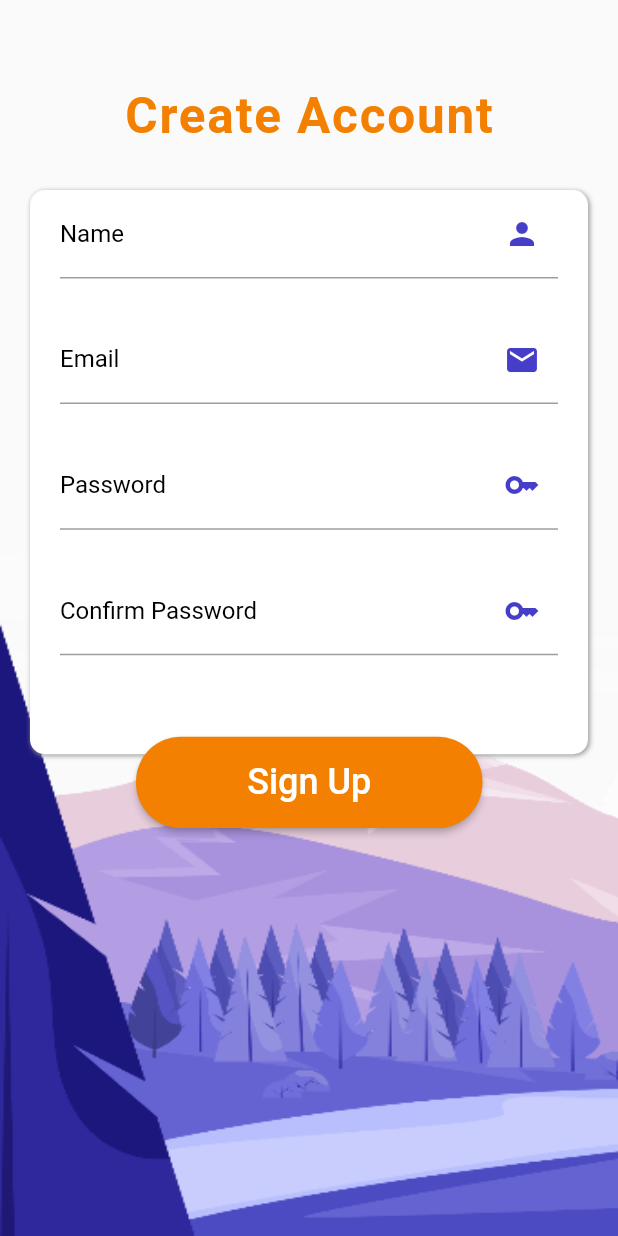
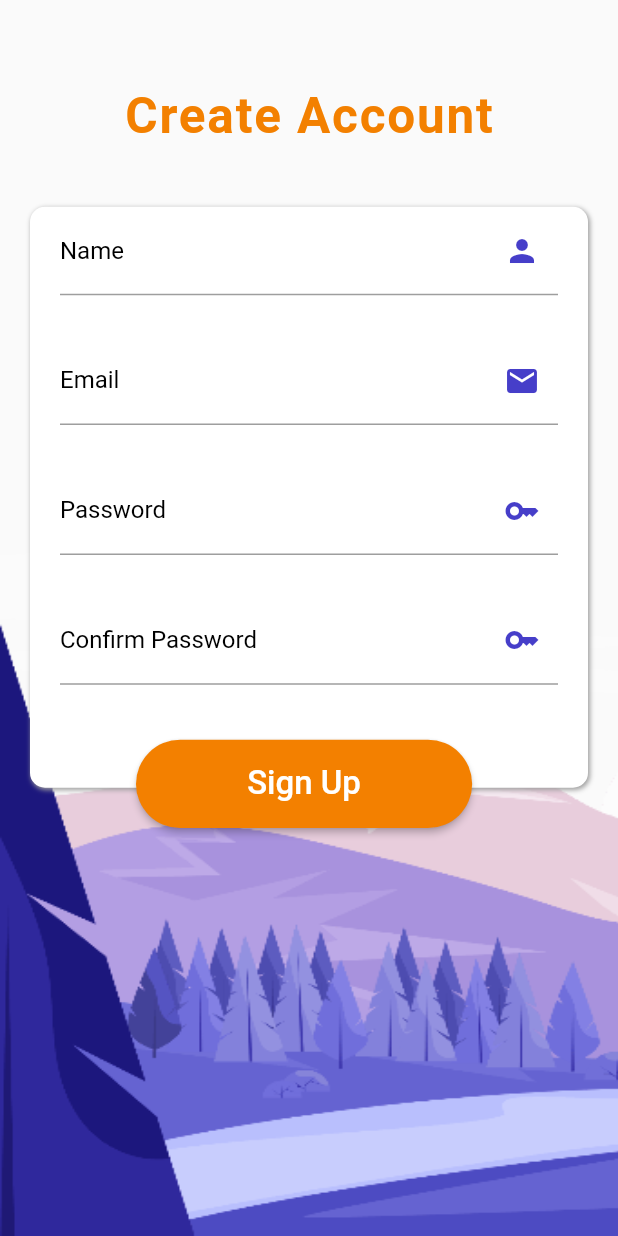
Before and after one commit to Wenster007/DreamTours-Travel-App, a Flutter app: the SignUpScreen screen opened directly, on a phone screen of 412 x 824 dp. Run offline on Flutter 3.47's test engine with Material 2 defaults, Android fonts, the light colour scheme and no system bars; our stand-ins replace google_fonts, shared_preferences; accounts and stored records are empty.

Commit message:
created the validator functions having some issues with validating.

```diff
--- a/lib/main.dart
+++ b/lib/main.dart
@@ -32,7 +32,7 @@ class MyApp extends StatelessWidget {
           final bool hasSeen = snapshot.data!;
 
           if (hasSeen) {
-            return const MaterialApp(
+            return MaterialApp(
               debugShowCheckedModeBanner: false,
               home: SignUpScreen(),
             );
--- a/lib/screens/signup_screen.dart
+++ b/lib/screens/signup_screen.dart
@@ -2,7 +2,38 @@ import 'package:dreamtour/widgets/signup_text_form_field.dart';
 import 'package:flutter/material.dart';
 
 class SignUpScreen extends StatelessWidget {
-  const SignUpScreen({Key? key}) : super(key: key);
+  SignUpScreen({Key? key}) : super(key: key);
+
+
+  String? _nameValidator(String value) {
+    if (value.isEmpty || value.trim().length <=1){
+      return "Must be between 1 and 50 characters";
+    }
+    return null;
+  }
+
+  String? _emailValidator(String value) {
+    if (value.isEmpty || !value.contains("@") ||value.trim().length <=1){
+      return "Incorrect Email Format";
+    }
+    return null;
+  }
+
+  String? _passWordValidator(String value) {
+    if (value.isEmpty || value.trim().length <=8 ){
+      return "Password must be atleast 8 characters";
+    }
+    return null;
+  }
+
+  String? _confirmPassWordValidator(String value) {
+    if (value.isEmpty || value.trim().length <=8 ){
+      return "Password must be atleast 8 characters";
+    }
+    return null;
+  }
+
+  final _key = GlobalKey<FormState>();
 
   @override
   Widget build(BuildContext context) {
@@ -38,12 +69,13 @@ class SignUpScreen extends StatelessWidget {
                       letterSpacing: 1.2,
                     ),
                   ),
-                  const SizedBox(
-                    height: 30,
+                  SizedBox(
+                    height: height * 0.05,
                   ),
                   Padding(
                     padding: const EdgeInsets.symmetric(horizontal: 20),
                     child: Container(
+                      height: height*0.47,
                       decoration: BoxDecoration(
                           borderRadius: BorderRadius.circular(10),
                           color: const Color(0xFFFFFFFF),
@@ -57,29 +89,34 @@ class SignUpScreen extends StatelessWidget {
                       child: Form(
                         child: Column(
                           children: [
-                            const SignUpTextFormField(
-                                title: "Name", icon: Icons.person),
+                            Expanded(
+                              child: SignUpTextFormField(
+                                  title: "Name", icon: Icons.person, validatorFun: _nameValidator,),
+                            ),
                             SizedBox(
                               height: height * 0.03,
                             ),
-                            const SignUpTextFormField(
-                                title: "Email", icon: Icons.email),
+                            Expanded(
+                              child: SignUpTextFormField(
+                                  title: "Email", icon: Icons.email, validatorFun: _emailValidator,),
+                            ),
                             SizedBox(
                               height: height * 0.03,
                             ),
-                            const SignUpTextFormField(
-                                title: "Password", icon: Icons.key),
+                            Expanded(
+                              child: SignUpTextFormField(
+                                  title: "Password", icon: Icons.key, validatorFun: _passWordValidator),
+                            ),
                             SizedBox(
                               height: height * 0.03,
                             ),
-                            const SignUpTextFormField(
-                                title: "Confirm Password", icon: Icons.key),
+                            Expanded(
+                              child: SignUpTextFormField(
+                                  title: "Confirm Password", icon: Icons.key, validatorFun: _confirmPassWordValidator),
+                            ),
                             SizedBox(
                               height: height * 0.08,
                             ),
-                            const Align(alignment: Alignment(-1,-1),
-
-                            )
                           ],
                         ),
                       ),
@@ -90,10 +127,10 @@ class SignUpScreen extends StatelessWidget {
             ),
             Positioned(
               bottom: height*0.33,
-              left: width*0.22,
+              left: width * 0.22,
               child: MaterialButton(
                 onPressed: () {
-                //signup button logic here
+                  _key.currentState!.validate();
                 },
                 color: const Color(0xFFF38000),
                 textColor: Colors.white,
@@ -108,9 +145,10 @@ class SignUpScreen extends StatelessWidget {
                 ),
                 child: const Text(
                   "Sign Up",
-                style: TextStyle(fontSize: 24),
+                  style: TextStyle(fontSize: 22),
                 ),
-            ),)
+              ),
+            )
           ],
         ),
       ),
--- a/lib/widgets/signup_text_form_field.dart
+++ b/lib/widgets/signup_text_form_field.dart
@@ -1,18 +1,32 @@
 import 'package:flutter/material.dart';
 
 class SignUpTextFormField extends StatelessWidget {
-  const SignUpTextFormField({Key? key, required this.title, required this.icon}) : super(key: key);
+  const SignUpTextFormField({Key? key, required this.title, required this.icon, required this.validatorFun})
+      : super(key: key);
 
   final String title;
   final IconData icon;
+  final String? Function(String value) validatorFun;
 
   @override
   Widget build(BuildContext context) {
     return TextFormField(
       decoration: InputDecoration(
-        label: Text(title, style: const TextStyle(color: Color(0xFF000000),fontSize: 16 )),
-        suffixIcon: Icon(icon, color: const Color(0xFF463EC9)),
+        label: Text(
+          title,
+          style: const TextStyle(
+            color: Color(0xFF000000),
+            fontSize: 16,
+          ),
+        ),
+        suffixIcon: Icon(
+          icon,
+          color: const Color(0xFF463EC9),
+        ),
       ),
+      validator: (value) {
+        validatorFun(value!);
+      },
     );
   }
 }
```
Also changed, not shown: pubspec.lock, 1 other file. Lines whose indentation alone changed are shown as unchanged.
